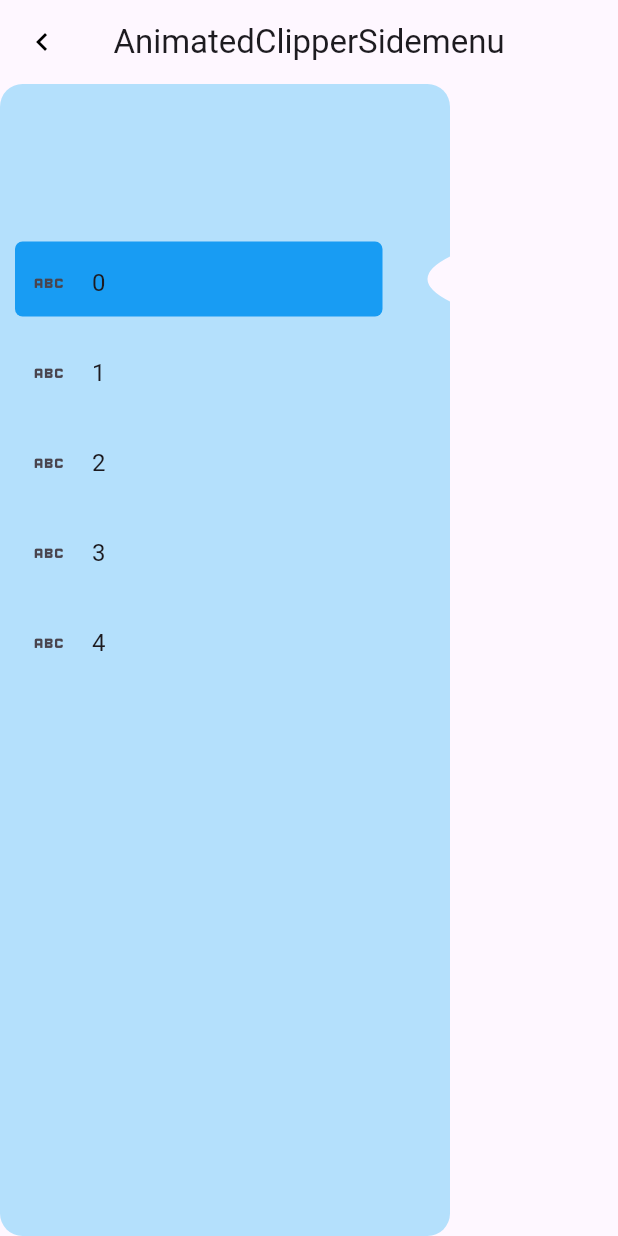
After one commit to guchengxi1994/fat_widgets, a Flutter app: the screen it shows after launch, after a tap on "animatedSidemenu", on a phone screen of 412 x 824 dp. The commit adds this screen. Run offline on Flutter 3.47's test engine with Material 2 defaults, Android fonts, the phone set to English and light mode, and no system bars.

Commit message:
upload `AnimatedSidemenu`

```diff
--- a/example/lib/main.dart
+++ b/example/lib/main.dart
@@ -1,6 +1,7 @@
 import 'package:fat_widgets_example/sidemenus/resizable.dart';
 import 'package:flutter/material.dart';
 
+import 'sidemenus/animated.dart';
 import 'sidemenus/custom_clipper.dart';
 
 void main() {
@@ -29,10 +30,12 @@ class MyApp extends StatelessWidget {
 class Routers {
   static String customClipperSidemenu = "/customClipperSidemenu";
   static String customResiableSidemenu = "/customResiableSidemenu";
+  static String animatedSidemenu = "/animatedSidemenu";
 
   static Map<String, WidgetBuilder> routers = {
     customClipperSidemenu: (context) => const CustomClipperSidemenu(),
     customResiableSidemenu: (context) => CustomResizableSidemenu(),
+    animatedSidemenu: (context) => const AnimatedClipperSidemenu()
   };
 }
 
@@ -51,12 +54,14 @@ class HomePage extends StatelessWidget {
           ),
           _wrapper(Routers.customClipperSidemenu, context),
           _wrapper(Routers.customResiableSidemenu, context),
+          _wrapper(Routers.animatedSidemenu, context),
         ],
       ),
     );
   }
 
   Widget _wrapper(String text, BuildContext context) {
+    final t = text.replaceAll("/", "");
     return Padding(
       padding: const EdgeInsets.only(left: 30),
       child: Card(
@@ -65,7 +70,7 @@ class HomePage extends StatelessWidget {
             Navigator.of(context).pushNamed(text);
           },
           trailing: const Icon(Icons.navigation),
-          title: Text(text),
+          title: Text(t),
         ),
       ),
     );
--- /dev/null
+++ b/example/lib/sidemenus/animated.dart
@@ -0,0 +1,54 @@
+// ignore_for_file: avoid_print
+
+import 'package:fat_widgets/fat_widgets.dart';
+import 'package:flutter/material.dart';
+
+class AnimatedClipperSidemenu extends StatelessWidget {
+  const AnimatedClipperSidemenu({super.key});
+
+  @override
+  Widget build(BuildContext context) {
+    return Scaffold(
+      appBar: AppBar(
+        automaticallyImplyLeading: false,
+        leading: IconButton(
+          icon: const Icon(
+            Icons.chevron_left,
+            color: Colors.black,
+          ),
+          onPressed: () {
+            Navigator.of(context).pop();
+          },
+        ),
+        title: const Text("AnimatedClipperSidemenu"),
+        centerTitle: true,
+      ),
+      body: Row(
+        mainAxisAlignment: MainAxisAlignment.start,
+        children: [
+          AnimatedSingleLevelSidemenu<BaseSidemenuData>(
+            /* if indicatorSize set to 0, then it is a normal sidemenu */
+            indicatorSize: 30,
+            height: MediaQuery.of(context).size.height,
+            items: List.generate(
+                5,
+                (index) => BaseSidemenuData(
+                    leading: const Icon(
+                      Icons.abc,
+                      size: 25,
+                    ),
+                    padding: const EdgeInsets.only(bottom: 12, left: 10),
+                    height: 60,
+                    width: 280,
+                    index: index,
+                    onItemClicked: (p0) {
+                      print(p0);
+                    },
+                    title: Text(index.toString()))).toList(),
+            width: 300,
+          )
+        ],
+      ),
+    );
+  }
+}
--- /dev/null
+++ b/lib/side_menus/custom/animated_background.dart
@@ -0,0 +1,34 @@
+import 'package:flutter/material.dart';
+
+class AnimatedCustomBackground extends CustomClipper<Path> {
+  AnimatedCustomBackground({this.indicatorSize = 30, required this.reclip})
+      : super(reclip: reclip);
+
+  final double indicatorSize;
+  final Animation<double> reclip;
+
+  @override
+  getClip(Size size) {
+    var path = Path();
+
+    path.moveTo(0, 0);
+    path.lineTo(size.width, 0);
+    path.lineTo(size.width, reclip.value);
+    final (p2x, p2y) = (size.width, reclip.value + indicatorSize);
+    final (p1x, p1y) = (
+      size.width - indicatorSize,
+      (reclip.value + indicatorSize + reclip.value) / 2
+    );
+    path.quadraticBezierTo(p1x, p1y, p2x, p2y);
+    path.lineTo(size.width, size.height);
+    path.lineTo(0, size.height);
+    path.lineTo(0, 0);
+
+    return path;
+  }
+
+  @override
+  bool shouldReclip(covariant AnimatedCustomBackground oldClipper) {
+    return oldClipper != this;
+  }
+}
--- a/lib/side_menus/side_menu.dart
+++ b/lib/side_menus/side_menu.dart
@@ -1,3 +1,4 @@
-export 'single_level/single_level_sidemenu.dart';
+export 'single_level/single_level_side_menu.dart';
 export 'resizable_side_menu/resizable_side_menu.dart';
 export 'side_menu_items/side_menu_items.dart';
+export 'single_level/animated_single_level_side_menu.dart';
--- /dev/null
+++ b/lib/side_menus/single_level/animated_single_level_side_menu.dart
@@ -0,0 +1,116 @@
+import 'package:fat_widgets/side_menus/custom/animated_background.dart';
+import 'package:fat_widgets/side_menus/side_menu_items/side_menu_items.dart';
+import 'package:flutter/material.dart';
+
+class AnimatedSingleLevelSidemenu<T extends BaseSidemenuData>
+    extends StatefulWidget {
+  AnimatedSingleLevelSidemenu(
+      {Key? key,
+      this.decoration,
+      required this.width,
+      required this.height,
+      required this.items,
+      this.marginTop = 0,
+      this.header,
+      this.indicatorSize = 30,
+      this.durationInMilliseconds = 500})
+      : super(key: key) {
+    assert(items.isNotEmpty, "items must not be empty");
+    if (header != null) {
+      assert(header!.constraints.maxHeight == header!.constraints.minHeight,
+          "maxHeight must equal to minHeight");
+    }
+  }
+  final BoxDecoration? decoration;
+  final double width;
+  final double height;
+  final List<T> items;
+  final double marginTop;
+  final ConstrainedBox? header;
+  final double indicatorSize;
+  final int durationInMilliseconds;
+
+  @override
+  State<AnimatedSingleLevelSidemenu> createState() =>
+      _AnimatedSingleLevelSidemenuState();
+}
+
+class _AnimatedSingleLevelSidemenuState
+    extends State<AnimatedSingleLevelSidemenu> with TickerProviderStateMixin {
+  late final decoration = widget.decoration ??
+      BoxDecoration(
+          color: Colors.lightBlue.withAlpha(75),
+          borderRadius: BorderRadius.circular(15));
+  ValueNotifier<int> valueNotifier = ValueNotifier(0);
+
+  late ConstrainedBox header = widget.header ??
+      ConstrainedBox(
+        constraints: const BoxConstraints(maxHeight: 100, minHeight: 100),
+      );
+
+  late AnimationController _controller;
+  late Animation<double> _animation;
+
+  @override
+  void initState() {
+    super.initState();
+    _controller = AnimationController(
+        vsync: this,
+        duration: Duration(milliseconds: widget.durationInMilliseconds))
+      ..reset();
+    _animation = Tween<double>(begin: 0.0, end: initial).animate(_controller);
+
+    _controller.forward();
+
+    valueNotifier.addListener(() {
+      end = widget.items.first.height * valueNotifier.value + initial;
+      _animation = Tween<double>(begin: start, end: end).animate(_controller);
+      _controller.reset();
+      _controller.forward();
+
+      setState(() {
+        start = end;
+      });
+    });
+  }
+
+  @override
+  void dispose() {
+    _controller.dispose();
+    super.dispose();
+  }
+
+  late final double initial = widget.marginTop +
+      header.constraints.maxHeight +
+      widget.items.first.height / 2 - /* indicatorSize */
+      widget.indicatorSize / 2;
+
+  late double end = initial;
+  late double start = initial;
+
+  @override
+  Widget build(BuildContext context) {
+    return ValueListenableBuilder(
+      valueListenable: valueNotifier,
+      builder: (c, i, w) {
+        return ClipPath(
+          clipper: AnimatedCustomBackground(
+            indicatorSize: widget.indicatorSize,
+            reclip: _animation,
+          ),
+          child: Container(
+              decoration: decoration,
+              width: widget.width,
+              height: widget.height,
+              child: Column(
+                crossAxisAlignment: CrossAxisAlignment.start,
+                children: [
+                  header,
+                  ...widget.items.map((e) => e.toWidget(valueNotifier)).toList()
+                ],
+              )),
+        );
+      },
+    );
+  }
+}
--- a/pubspec.yaml
+++ b/pubspec.yaml
@@ -1,6 +1,6 @@
 name: fat_widgets
 description: A new Flutter package project.
-version: 0.0.2
+version: 0.0.3
 homepage: https://github.com/guchengxi1994/fat_widgets
 
 environment:
```
Also changed, not shown: example/pubspec.lock, images/sidemenu_3.gif (added), lib/side_menus/single_level/single_level_side_menu.dart (renamed from lib/side_menus/single_level/single_level_sidemenu.dart), 3 other files.
